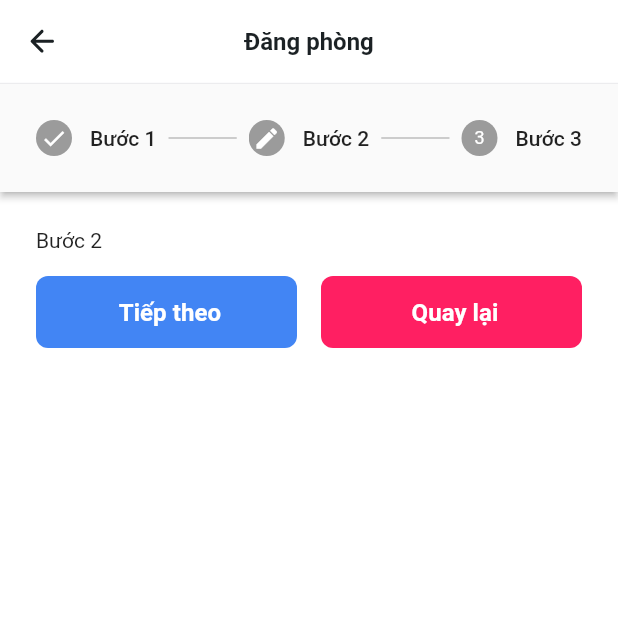
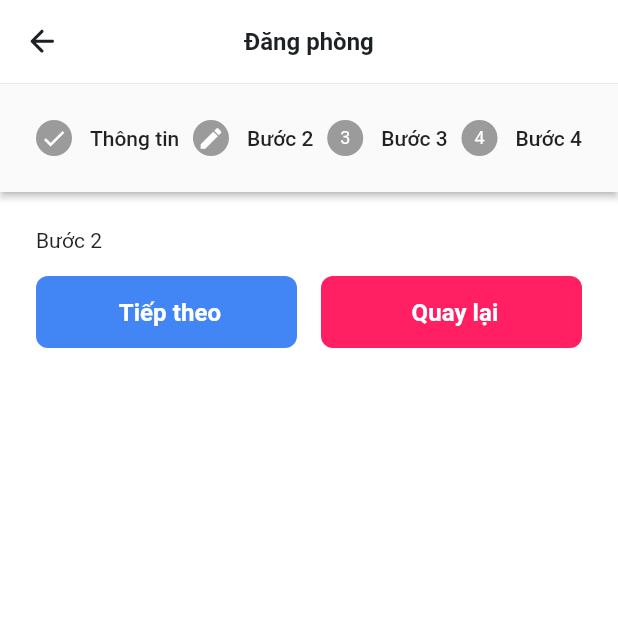
Before and after one commit to BaoTrung37/Rental_House, a Flutter app: the PostArticleView screen opened by its route, after a tap on "Tiếp theo", on a phone screen of 412 x 824 dp, the top half of it. Run offline on Flutter 3.47's test engine with Material 2 defaults, Android fonts, the phone set to English and light mode, and no system bars; our stand-ins replace cloud_firestore, firebase_auth, firebase_core, flutter_riverpod, flutter_svg, freezed_annotation and 5 more; missing offline and left inert: cloud_firestore_web, firebase_auth_web, firebase_core_web, firebase_messaging_web, firebase_storage_web, google_sign_in_web and 3 more; accounts and stored records are empty; generated files the repository leaves out were written again.

Commit message:
refactor code

```diff
--- a/lib/presentation/pages/post_article/post_article_view.dart
+++ b/lib/presentation/pages/post_article/post_article_view.dart
@@ -57,7 +57,7 @@ class _PostArticleViewState extends ConsumerState<PostArticleView> {
           onStepCancel: _viewModel.previousStep,
           onStepTapped: (step) => _viewModel.setStep(step),
           controlsBuilder: (context, details) {
-            final isLastStep = ref.watch(_provider).currentStep == 2;
+            final isLastStep = ref.watch(_provider).currentStep == 3;
             final isFirstStep = ref.watch(_provider).currentStep == 0;
             return Container(
               margin: const EdgeInsets.only(top: 16),
@@ -88,8 +88,8 @@ class _PostArticleViewState extends ConsumerState<PostArticleView> {
           steps: [
             Step(
               state: setStepState(0),
-              title: const Text('Bước 1'),
-              content: const Text('Bước 1'),
+              title: const Text('Thông tin'),
+              content: _buildInfomationInputView(),
             ),
             Step(
               state: setStepState(1),
@@ -101,9 +101,22 @@ class _PostArticleViewState extends ConsumerState<PostArticleView> {
               title: const Text('Bước 3'),
               content: const Text('Bước 3'),
             ),
+            Step(
+              state: setStepState(3),
+              title: const Text('Bước 4'),
+              content: const Text('Bước 4'),
+            ),
           ],
         ),
       ),
     );
   }
+
+  Widget _buildInfomationInputView() {
+    return Column(
+      children: const [
+        Text('Bước 1'),
+      ],
+    );
+  }
 }
--- a/lib/presentation/pages/post_article/post_article_view_model.dart
+++ b/lib/presentation/pages/post_article/post_article_view_model.dart
@@ -13,7 +13,7 @@ class PostArticleViewModel extends StateNotifier<PostArticleState> {
   void nextStep() {
     state = state.copyWith(
         currentStep:
-            state.currentStep < 2 ? state.currentStep + 1 : state.currentStep);
+            state.currentStep < 3 ? state.currentStep + 1 : state.currentStep);
   }
 
   void previousStep() {
```
